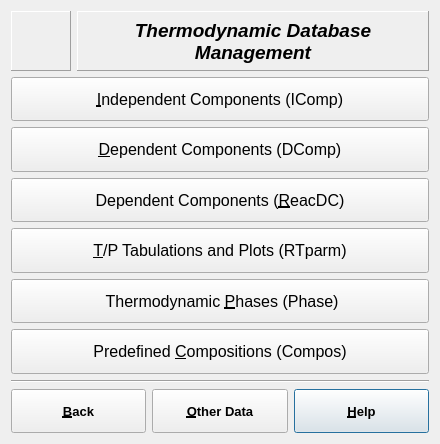
Before: the Qt Designer form gems3/vizor4/dlg4/DBDialog4.ui in gemshub/GEMSGUI, drawn with Qt 5.
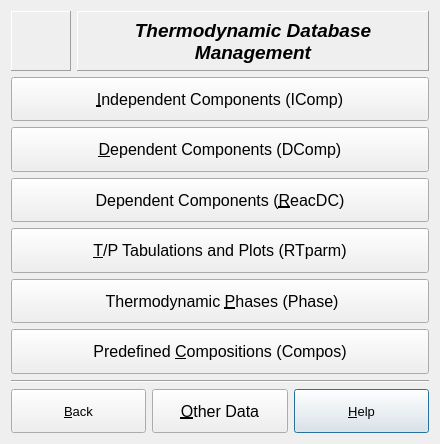
After: the same form once the commit is applied. Icons and pictures are not drawn.

Commit message: Merged from upgrade adjusted fonts and comments on all dialogs (for consistency between win32, macosx and linux) DK,SD

The edit to the form file:
```diff
--- a/gems3/vizor4/dlg4/DBDialog4.ui
+++ b/gems3/vizor4/dlg4/DBDialog4.ui
@@ -27,7 +27,12 @@
     <height>0</height>
    </size>
   </property>
-  <property name="windowTitle" >
+  <property name="font">
+   <font>
+    <pointsize>10</pointsize>
+   </font>
+  </property>
+  <property name="windowTitle">
    <string>DBDialogData</string>
   </property>
   <layout class="QVBoxLayout" >
@@ -285,15 +290,7 @@
          <verstretch>0</verstretch>
         </sizepolicy>
        </property>
-       <property name="font" >
-        <font>
-         <family>Arial</family>
-         <pointsize>10</pointsize>
-         <weight>75</weight>
-         <bold>true</bold>
-        </font>
-       </property>
-       <property name="toolTip" >
+       <property name="toolTip">
         <string>Returns to GEM-Selektor Main dialog</string>
        </property>
        <property name="text" >
@@ -315,12 +312,9 @@
          <verstretch>0</verstretch>
         </sizepolicy>
        </property>
-       <property name="font" >
+       <property name="font">
         <font>
-         <family>Arial</family>
-         <pointsize>10</pointsize>
-         <weight>75</weight>
-         <bold>true</bold>
+         <pointsize>12</pointsize>
         </font>
        </property>
        <property name="toolTip" >
@@ -342,15 +336,7 @@
          <verstretch>0</verstretch>
         </sizepolicy>
        </property>
-       <property name="font" >
-        <font>
-         <family>Arial</family>
-         <pointsize>10</pointsize>
-         <weight>75</weight>
-         <bold>true</bold>
-        </font>
-       </property>
-       <property name="toolTip" >
+       <property name="toolTip">
         <string>Learn about structure and access mechanisms of thermodynamic database</string>
        </property>
        <property name="text" >
@@ -368,7 +354,7 @@
    </item>
   </layout>
  </widget>
- <layoutdefault spacing="6" margin="11" />
+ <layoutdefault spacing="6" margin="11"/>
  <resources>
   <include location="../../img.qrc" />
  </resources>
```
Left out of the diff: 243 changed lines with no effect on the pictures. The commit also changes 39 other files.
